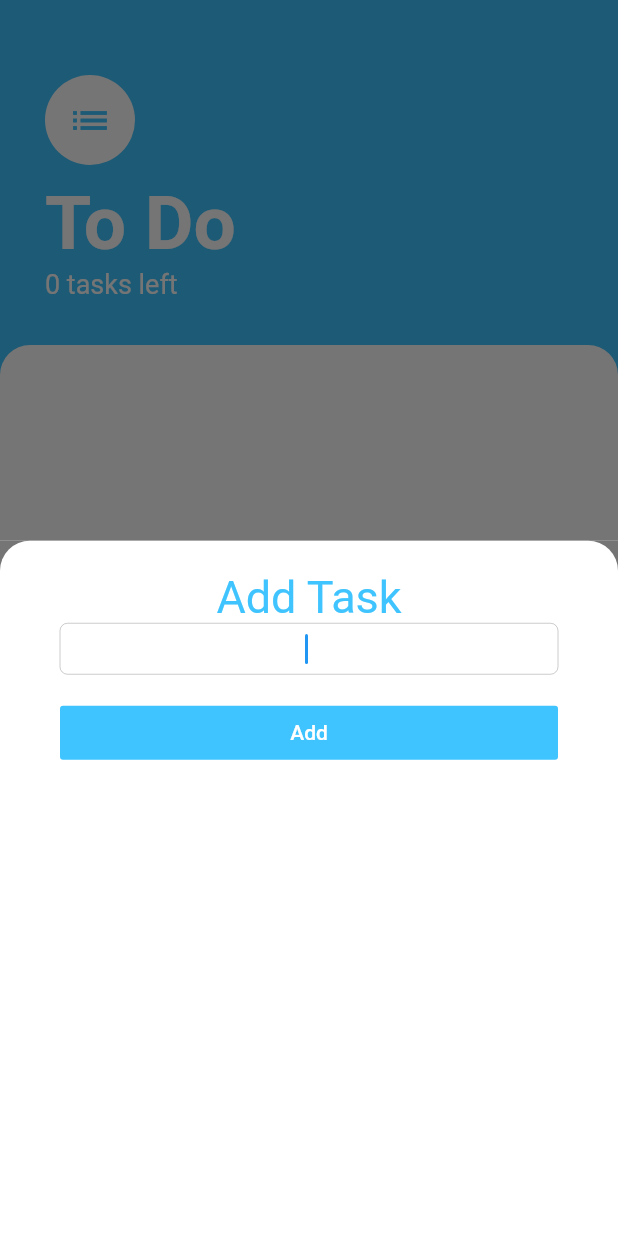
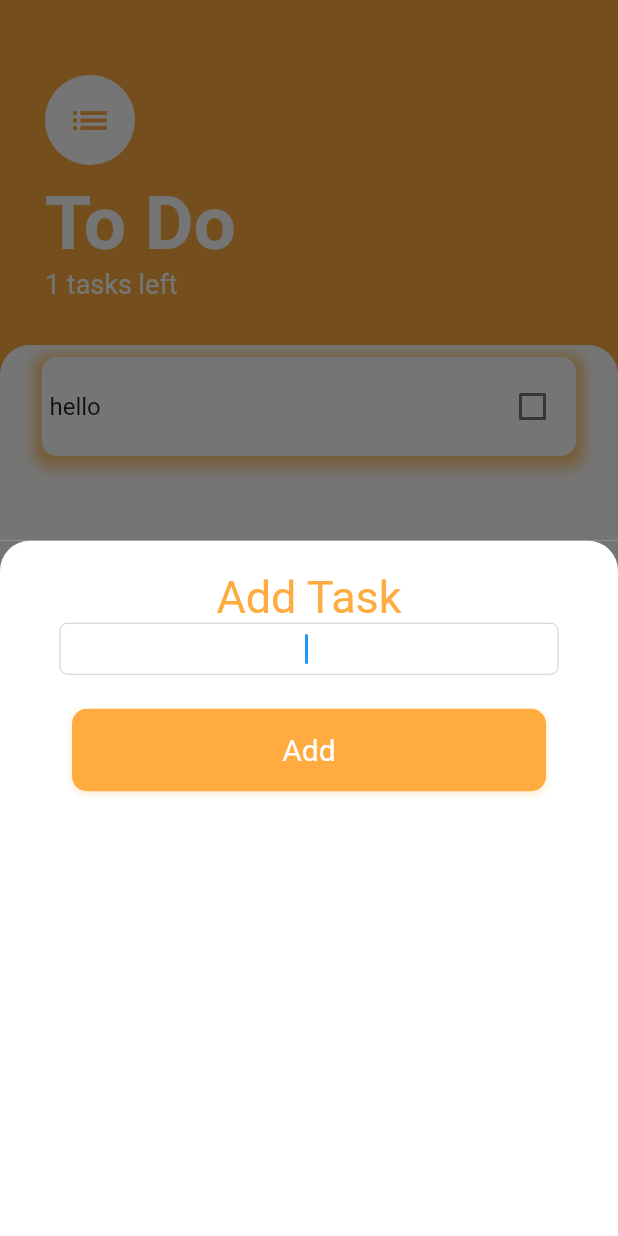
Before and after one commit to AshAman999/ToDo-app-flutter, a Flutter app: the screen it shows after launch, after a tap on the "add" icon, on a phone screen of 412 x 824 dp. Run offline on Flutter 3.47's test engine with Material 2 defaults, Android fonts, the light colour scheme and no system bars; our stand-ins replace bot_toast.

Commit message:
fixed color and removed the deprecations

```diff
--- a/lib/models/task_data.dart
+++ b/lib/models/task_data.dart
@@ -2,10 +2,10 @@ import 'package:flutter/cupertino.dart';
 import 'tasks.dart';
 
 class TaskData extends ChangeNotifier {
-  List<Task> tasks = [];
+  List<Task> tasks = [Task(name: "hello", isdone: false)];
 
   void addTask(String newTaskTitle) {
-    final task = Task(name: newTaskTitle);
+    final task = Task(name: newTaskTitle, isdone: false);
     tasks.add(task);
     notifyListeners();
   }
--- a/lib/models/tasks.dart
+++ b/lib/models/tasks.dart
@@ -1,7 +1,7 @@
 class Task {
   final String name;
   bool isdone;
-  Task({this.name, this.isdone = false});
+  Task({this.name, this.isdone});
   void toogleDone() {
     isdone = !isdone;
   }
--- a/lib/screens/add_task_screen.dart
+++ b/lib/screens/add_task_screen.dart
@@ -26,7 +26,7 @@ class Add_Task_screen extends StatelessWidget {
               'Add Task',
               textAlign: TextAlign.center,
               style: TextStyle(
-                color: Colors.lightBlueAccent,
+                color: Colors.orangeAccent,
                 fontSize: 30.0,
               ),
             ),
@@ -43,8 +43,33 @@ class Add_Task_screen extends StatelessWidget {
             SizedBox(
               height: 15.0,
             ),
-            FlatButton(
-              color: Colors.lightBlueAccent,
+            Container(
+              margin: EdgeInsets.all(8),
+              decoration: BoxDecoration(
+                color: Colors.orangeAccent,
+                borderRadius: BorderRadius.only(
+                    topLeft: Radius.circular(10),
+                    topRight: Radius.circular(10),
+                    bottomLeft: Radius.circular(10),
+                    bottomRight: Radius.circular(10)),
+                boxShadow: [
+                  BoxShadow(
+                    color: Colors.orange[50],
+                    spreadRadius: 1,
+                    blurRadius: 2,
+                    offset: Offset(0, 2), // changes position of shadow
+                  ),
+                ],
+              ),
+              width: double.infinity,
+              child: TextButton(
+                // color: Colors.orangeAccent,
+                style: TextButton.styleFrom(
+                  padding: const EdgeInsets.all(16.0),
+                  primary: Colors.orangeAccent,
+                  textStyle: const TextStyle(fontSize: 20),
+                ),
+
                 onPressed: () {
                   if (newTaskTitle == null) {
                     Navigator.pop(context);
@@ -67,6 +92,7 @@ class Add_Task_screen extends StatelessWidget {
                   ),
                 ),
               ),
+            ),
           ],
         ),
       ),
--- a/lib/screens/tasks_screen.dart
+++ b/lib/screens/tasks_screen.dart
@@ -11,7 +11,7 @@ class Tasks_Screen extends StatelessWidget {
   @override
   Widget build(BuildContext context) {
     return Scaffold(
-      backgroundColor: Colors.lightBlueAccent,
+      backgroundColor: Colors.orangeAccent,
       floatingActionButton: FloatingActionButton(
         onPressed: () {
           print('button pressed');
@@ -19,7 +19,7 @@ class Tasks_Screen extends StatelessWidget {
               context: context, builder: (context) => Add_Task_screen());
         },
         elevation: 12.0,
-        backgroundColor: Colors.lightBlueAccent,
+        backgroundColor: Colors.orangeAccent,
         child: Icon(Icons.add),
       ),
       body: SafeArea(
@@ -33,7 +33,7 @@ class Tasks_Screen extends StatelessWidget {
                 crossAxisAlignment: CrossAxisAlignment.start,
                 children: [
                   CircleAvatar(
-                    foregroundColor: Colors.lightBlueAccent,
+                    foregroundColor: Colors.orangeAccent,
                     radius: 30.0,
                     child: Icon(
                       Icons.list,
--- a/lib/widgets/tasks_tile.dart
+++ b/lib/widgets/tasks_tile.dart
@@ -23,18 +23,19 @@ class TaskTile extends StatelessWidget {
       child: Container(
         margin: EdgeInsets.all(8),
         decoration: BoxDecoration(
-          borderRadius: BorderRadius.circular(8.0),
           color: Colors.white,
+          borderRadius: BorderRadius.only(
+              topLeft: Radius.circular(10),
+              topRight: Radius.circular(10),
+              bottomLeft: Radius.circular(10),
+              bottomRight: Radius.circular(10)),
           boxShadow: [
             BoxShadow(
-              color: Colors.lightBlueAccent,
-              blurRadius: 4.0,
-              spreadRadius: 0.0,
-              offset: Offset(
-                4.0,
-                3.0,
-              ), // shadow direction: bottom right
-            )
+              color: Colors.orange.withOpacity(0.5),
+              spreadRadius: 5,
+              blurRadius: 7,
+              offset: Offset(0, 3), // changes position of shadow
+            ),
           ],
         ),
         child: ListTile(
@@ -47,7 +48,7 @@ class TaskTile extends StatelessWidget {
               ),
             ),
             trailing: Checkbox(
-              activeColor: Colors.lightBlueAccent,
+              activeColor: Colors.orangeAccent,
               value: isTrue,
               onChanged: checkBoxCallBack,
             )),
```
Lines whose indentation alone changed are shown as unchanged.
